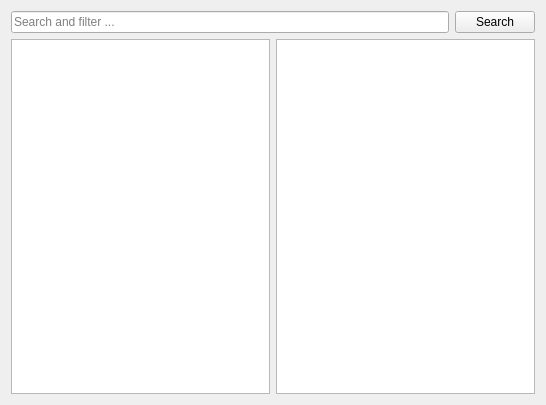
Before: the Qt Designer form launcher/ui/pages/modplatform/technic/TechnicPage.ui in VorwerkUa2/WerkLauncher, drawn with Qt 5.
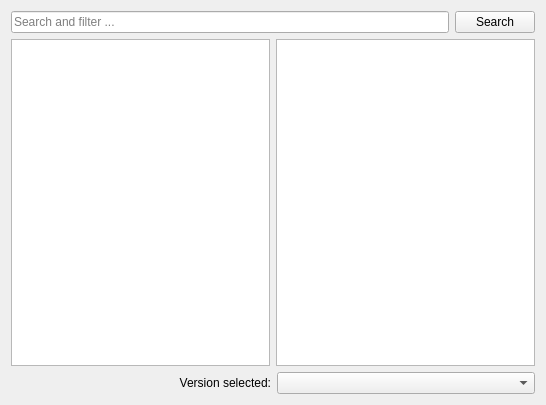
After: the same form once the commit is applied.

Commit message: GH-3516 Display available versions for Solder packs

The edit to the form file:
```diff
--- a/launcher/ui/pages/modplatform/technic/TechnicPage.ui
+++ b/launcher/ui/pages/modplatform/technic/TechnicPage.ui
@@ -10,52 +10,44 @@
     <height>405</height>
    </rect>
   </property>
-  <layout class="QVBoxLayout" name="verticalLayout">
-   <item>
-    <widget class="QWidget" name="widget" native="true">
-     <layout class="QHBoxLayout" name="horizontalLayout">
-      <property name="leftMargin">
-       <number>0</number>
-      </property>
-      <property name="topMargin">
-       <number>0</number>
-      </property>
-      <property name="rightMargin">
-       <number>0</number>
-      </property>
-      <property name="bottomMargin">
-       <number>0</number>
-      </property>
-      <item>
-       <widget class="QLineEdit" name="searchEdit">
-        <property name="placeholderText">
-         <string>Search and filter ...</string>
-        </property>
-       </widget>
-      </item>
-      <item>
-       <widget class="QPushButton" name="searchButton">
-        <property name="text">
-         <string>Search</string>
-        </property>
-       </widget>
-      </item>
-     </layout>
-    </widget>
-   </item>
-   <item>
-    <layout class="QGridLayout" name="gridLayout">
-     <property name="rightMargin">
-      <number>0</number>
-     </property>
+  <layout class="QGridLayout" name="gridLayout">
+   <item row="3" column="0" colspan="2">
+    <layout class="QGridLayout" name="gridLayout_3">
+     <item row="0" column="2">
+      <widget class="QComboBox" name="versionSelectionBox"/>
+     </item>
      <item row="0" column="1">
-      <widget class="QTextBrowser" name="packDescription"/>
+      <widget class="QLabel" name="label">
+       <property name="text">
+        <string>Version selected:</string>
+       </property>
+       <property name="alignment">
+        <set>Qt::AlignRight|Qt::AlignTrailing|Qt::AlignVCenter</set>
+       </property>
+      </widget>
      </item>
+     <item row="0" column="0">
+      <spacer name="horizontalSpacer">
+       <property name="orientation">
+        <enum>Qt::Horizontal</enum>
+       </property>
+       <property name="sizeType">
+        <enum>QSizePolicy::Preferred</enum>
+       </property>
+       <property name="sizeHint" stdset="0">
+        <size>
+         <width>1</width>
+         <height>1</height>
+        </size>
+       </property>
+      </spacer>
+     </item>
+    </layout>
+   </item>
+   <item row="2" column="0" colspan="2">
+    <layout class="QGridLayout" name="gridLayout_2">
      <item row="0" column="0">
       <widget class="QListView" name="packView">
-       <property name="horizontalScrollBarPolicy">
-        <enum>Qt::ScrollBarAlwaysOff</enum>
-       </property>
        <property name="alternatingRowColors">
         <bool>true</bool>
        </property>
@@ -67,8 +59,25 @@
        </property>
       </widget>
      </item>
+     <item row="0" column="1">
+      <widget class="QTextBrowser" name="packDescription"/>
+     </item>
     </layout>
    </item>
+   <item row="1" column="0">
+    <widget class="QLineEdit" name="searchEdit">
+     <property name="placeholderText">
+      <string>Search and filter ...</string>
+     </property>
+    </widget>
+   </item>
+   <item row="1" column="1">
+    <widget class="QPushButton" name="searchButton">
+     <property name="text">
+      <string>Search</string>
+     </property>
+    </widget>
+   </item>
   </layout>
  </widget>
  <tabstops>
```
Left out of the diff: 4 changed lines with no effect on the pictures. The commit also changes 5 other files.
